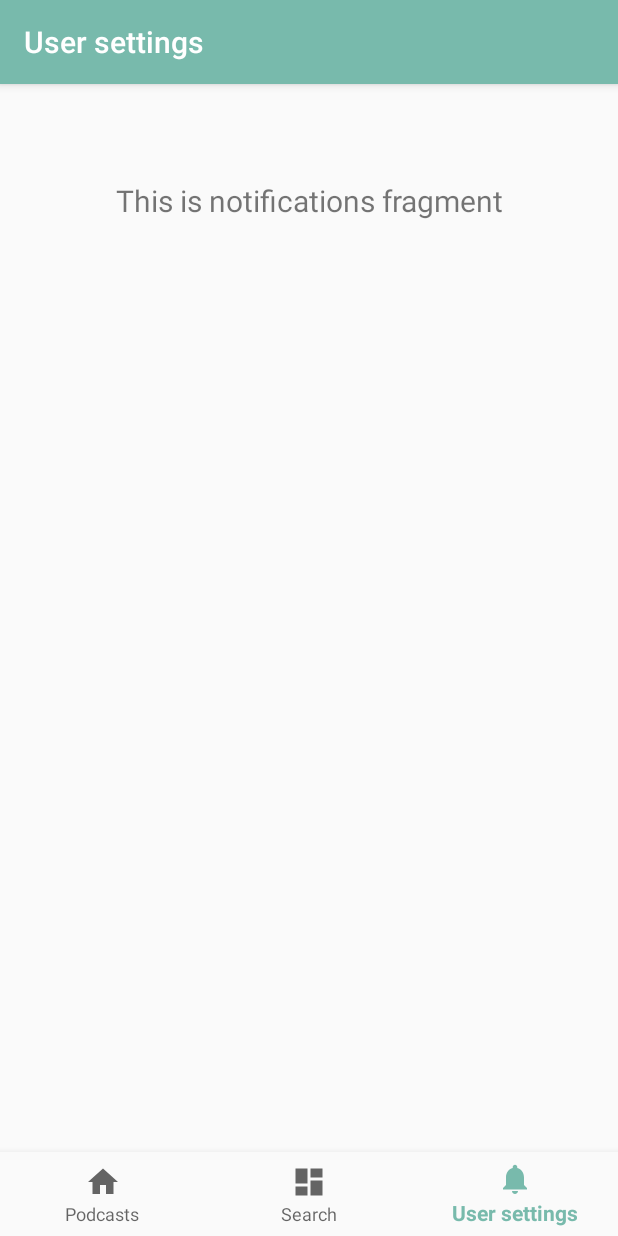
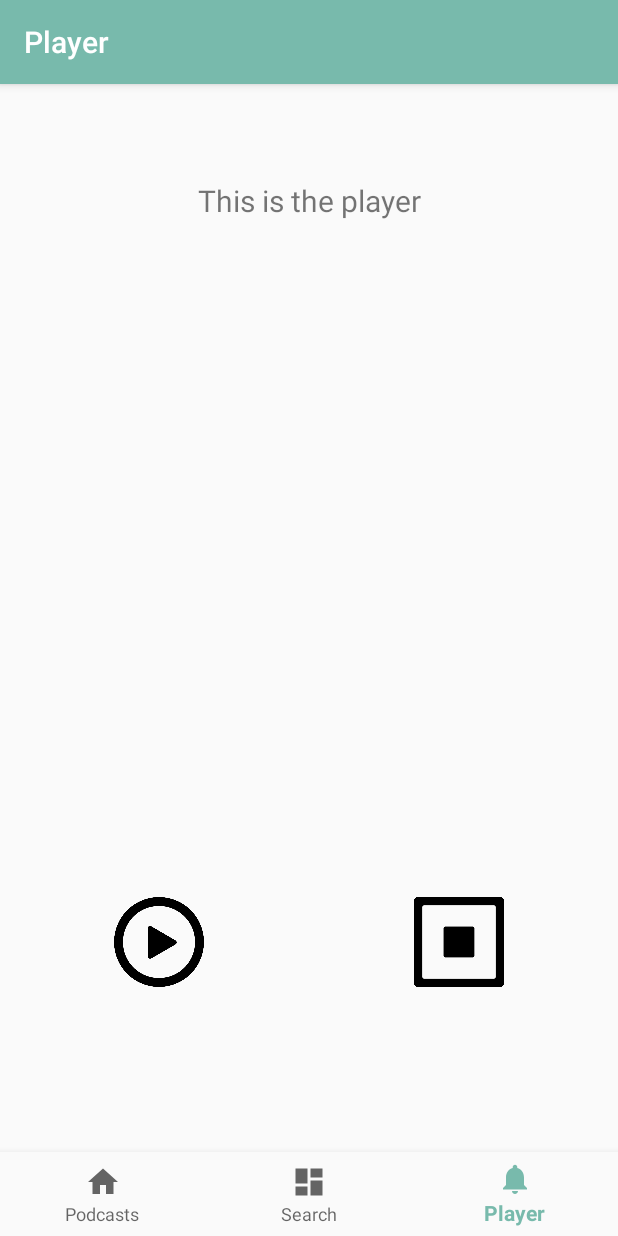
Before and after one commit to antonva/podypus-android, an Android app: the PlayerFragment screen opened through its navigation route, on a phone screen of 412 x 824 dp. Run offline under Robolectric (Android 15) with nearby library versions, the phone set to English and light mode, and no system bars; our stand-ins replace navigation-ui.

Commit message:
Added icons for the player

```diff
--- a/app/src/main/java/is/hi/hbv601g/podypus/MainActivity.java
+++ b/app/src/main/java/is/hi/hbv601g/podypus/MainActivity.java
@@ -5,6 +5,7 @@ import android.os.Bundle;
 import com.google.android.material.bottomnavigation.BottomNavigationView;
 
 import androidx.appcompat.app.AppCompatActivity;
+import androidx.fragment.app.FragmentActivity;
 import androidx.navigation.NavController;
 import androidx.navigation.Navigation;
 import androidx.navigation.ui.AppBarConfiguration;
--- a/app/src/main/java/is/hi/hbv601g/podypus/ui/notifications/NotificationsFragment.java
+++ b/app/src/main/java/is/hi/hbv601g/podypus/ui/player/PlayerFragment.java
@@ -1,4 +1,4 @@
-package is.hi.hbv601g.podypus.ui.notifications;
+package is.hi.hbv601g.podypus.ui.player;
 
 import android.os.Bundle;
 import android.view.LayoutInflater;
@@ -14,17 +14,17 @@ import androidx.lifecycle.ViewModelProviders;
 
 import is.hi.hbv601g.podypus.R;
 
-public class NotificationsFragment extends Fragment {
+public class PlayerFragment extends Fragment {
 
-    private NotificationsViewModel notificationsViewModel;
+    private PlayerViewModel playerViewModel;
 
     public View onCreateView(@NonNull LayoutInflater inflater,
                              ViewGroup container, Bundle savedInstanceState) {
-        notificationsViewModel =
-                ViewModelProviders.of(this).get(NotificationsViewModel.class);
+        playerViewModel =
+                ViewModelProviders.of(this).get(PlayerViewModel.class);
         View root = inflater.inflate(R.layout.fragment_notifications, container, false);
         final TextView textView = root.findViewById(R.id.text_notifications);
-        notificationsViewModel.getText().observe(this, new Observer<String>() {
+        playerViewModel.getText().observe(this, new Observer<String>() {
             @Override
             public void onChanged(@Nullable String s) {
                 textView.setText(s);
@@ -32,4 +32,6 @@ public class NotificationsFragment extends Fragment {
         });
         return root;
     }
+
+
 }
--- a/app/src/main/java/is/hi/hbv601g/podypus/ui/notifications/NotificationsViewModel.java
+++ b/app/src/main/java/is/hi/hbv601g/podypus/ui/player/PlayerViewModel.java
@@ -1,16 +1,16 @@
-package is.hi.hbv601g.podypus.ui.notifications;
+package is.hi.hbv601g.podypus.ui.player;
 
 import androidx.lifecycle.LiveData;
 import androidx.lifecycle.MutableLiveData;
 import androidx.lifecycle.ViewModel;
 
-public class NotificationsViewModel extends ViewModel {
+public class PlayerViewModel extends ViewModel {
 
     private MutableLiveData<String> mText;
 
-    public NotificationsViewModel() {
+    public PlayerViewModel() {
         mText = new MutableLiveData<>();
-        mText.setValue("This is notifications fragment");
+        mText.setValue("This is the player");
     }
 
     public LiveData<String> getText() {
--- a/app/src/main/res/layout/fragment_dashboard.xml
+++ b/app/src/main/res/layout/fragment_dashboard.xml
@@ -1,6 +1,7 @@
 <?xml version="1.0" encoding="utf-8"?>
 <androidx.constraintlayout.widget.ConstraintLayout xmlns:android="http://schemas.android.com/apk/res/android"
     xmlns:app="http://schemas.android.com/apk/res-auto"
+    xmlns:tools="http://schemas.android.com/tools"
     android:layout_width="match_parent"
     android:layout_height="match_parent">
 
@@ -9,11 +10,13 @@
         android:layout_width="match_parent"
         android:layout_height="wrap_content"
         android:layout_marginStart="8dp"
-        android:layout_marginTop="8dp"
+        android:layout_marginTop="228dp"
         android:layout_marginEnd="8dp"
         android:textAlignment="center"
         android:textSize="20sp"
         app:layout_constraintEnd_toEndOf="parent"
+        app:layout_constraintHorizontal_bias="1.0"
         app:layout_constraintStart_toStartOf="parent"
         app:layout_constraintTop_toTopOf="parent" />
+
 </androidx.constraintlayout.widget.ConstraintLayout>
--- a/app/src/main/res/layout/fragment_notifications.xml
+++ b/app/src/main/res/layout/fragment_notifications.xml
@@ -16,4 +16,30 @@
         app:layout_constraintEnd_toEndOf="parent"
         app:layout_constraintStart_toStartOf="parent"
         app:layout_constraintTop_toTopOf="parent" />
+
+    <Button
+        android:background="@drawable/stop"
+        android:id="@+id/buttonPlayStop"
+        android:layout_width="60dp"
+        android:layout_height="60dp"
+        android:layout_marginTop="320dp"
+        android:layout_marginLeft="200dp"
+        app:layout_constraintBottom_toBottomOf="parent"
+        app:layout_constraintEnd_toEndOf="parent"
+        app:layout_constraintStart_toStartOf="parent"
+        app:layout_constraintTop_toTopOf="parent" />
+
+
+    <Button
+        android:background="@drawable/play"
+        android:id="@+id/quitButton"
+        android:layout_width="60dp"
+        android:layout_height="60dp"
+        android:layout_marginRight="200dp"
+        android:layout_marginTop="320dp"
+        app:layout_constraintBottom_toBottomOf="parent"
+        app:layout_constraintEnd_toEndOf="parent"
+        app:layout_constraintStart_toStartOf="parent"
+        app:layout_constraintTop_toTopOf="parent" />
+
 </androidx.constraintlayout.widget.ConstraintLayout>
--- a/app/src/main/res/navigation/mobile_navigation.xml
+++ b/app/src/main/res/navigation/mobile_navigation.xml
@@ -19,7 +19,7 @@
 
     <fragment
         android:id="@+id/navigation_notifications"
-        android:name="is.hi.hbv601g.podypus.ui.notifications.NotificationsFragment"
+        android:name="is.hi.hbv601g.podypus.ui.player.PlayerFragment"
         android:label="@string/title_notifications"
         tools:layout="@layout/fragment_notifications" />
 </navigation>
--- a/app/src/main/res/values/strings.xml
+++ b/app/src/main/res/values/strings.xml
@@ -2,5 +2,5 @@
     <string name="app_name">Podypus</string>
     <string name="title_home">Podcasts</string>
     <string name="title_dashboard">Search</string>
-    <string name="title_notifications">User settings</string>
+    <string name="title_notifications">Player</string>
 </resources>
```
Also changed, not shown: app/src/main/res/drawable/play.png (added), app/src/main/res/drawable/stop.png (added).
